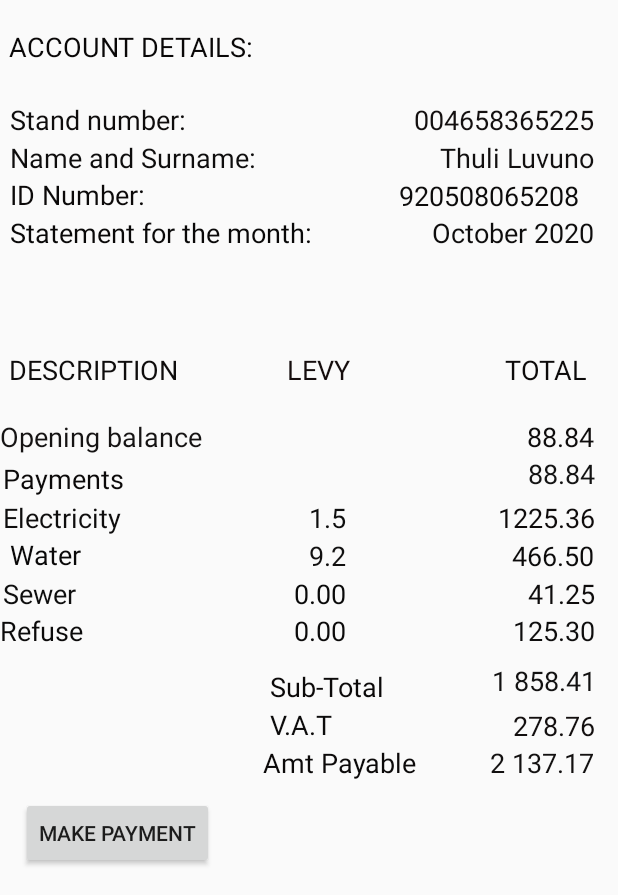
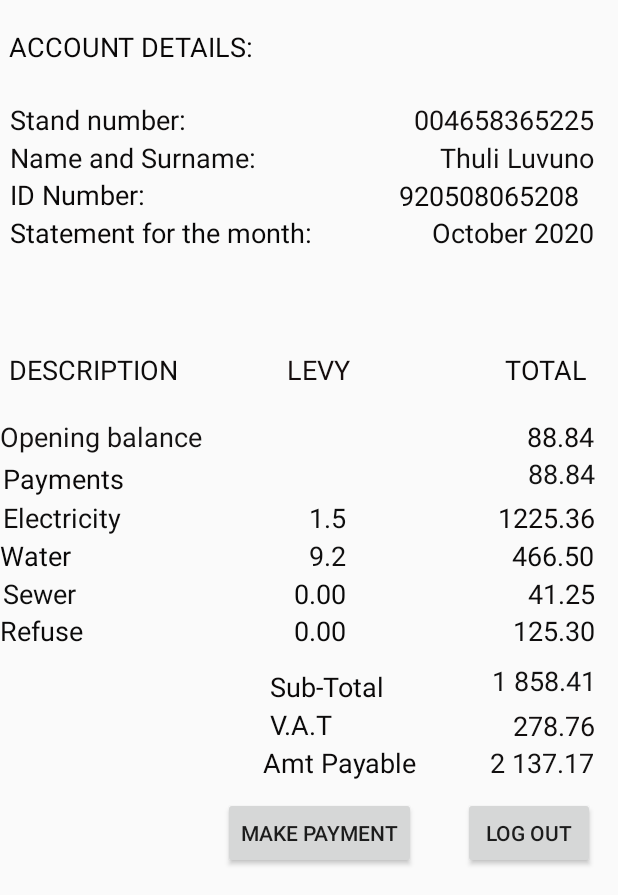
Before and after one commit to Thuli182/Municipal, an Android app: the ActivityConfirmedLogin screen opened directly, with no data from a screen before it, on a phone screen of 412 x 824 dp, the part 341-1236 px from its top. Run offline under Robolectric (Android 15) with nearby library versions, the phone set to English and light mode, and no system bars.

Commit message:
I have added the logout button and tried to rename the buttons according to the screens(activities). I have sent you a document with thesequence of the app.

```diff
--- a/MyApplication/app/src/main/AndroidManifest.xml
+++ b/MyApplication/app/src/main/AndroidManifest.xml
@@ -1,6 +1,7 @@
 <?xml version="1.0" encoding="utf-8"?>
 <manifest xmlns:android="http://schemas.android.com/apk/res/android"
     package="com.example.myapplication">
+
     <uses-permission android:name="android.permission.INTERNET" />
 
     <application
@@ -10,7 +11,8 @@
         android:roundIcon="@mipmap/ic_launcher_round"
         android:supportsRtl="true"
         android:theme="@style/AppTheme">
-        <activity android:name=".ActivityConfirmedLogin"></activity>
+        <activity android:name=".ActivityPayment"></activity>
+        <activity android:name=".ActivityConfirmedLogin" />
         <activity android:name=".ActivityLogIn" />
         <activity android:name=".ConfirmSignIn" />
         <activity android:name=".ActivitySignUp" />
--- a/MyApplication/app/src/main/java/com/example/myapplication/ActivityConfirmedLogin.kt
+++ b/MyApplication/app/src/main/java/com/example/myapplication/ActivityConfirmedLogin.kt
@@ -4,21 +4,20 @@ import android.content.Intent
 import android.net.Uri
 import androidx.appcompat.app.AppCompatActivity
 import android.os.Bundle
-import android.view.View
 import kotlinx.android.synthetic.main.activity_confirmed_login.*
-import kotlinx.android.synthetic.main.activity_log_in.*
 
 class ActivityConfirmedLogin : AppCompatActivity() {
     override fun onCreate(savedInstanceState: Bundle?) {
         super.onCreate(savedInstanceState)
         setContentView(R.layout.activity_confirmed_login)
 
-        btnPayment.setOnClickListener {
+        btnGotoWebsite.setOnClickListener {
             val url = "https://new.easypay.co.za/Home.aspx?REDIout=1"
             val intent = Intent(Intent.ACTION_VIEW)
             intent.data = Uri.parse(url)
             startActivity(intent)
         }
 
+
     }
 }
--- a/MyApplication/app/src/main/java/com/example/myapplication/ActivitySignUp.kt
+++ b/MyApplication/app/src/main/java/com/example/myapplication/ActivitySignUp.kt
@@ -40,7 +40,7 @@ class ActivitySignUp : AppCompatActivity() {
             }
             else
             {
-                Toast.makeText(this, "Input is Reuired",Toast.LENGTH_LONG).show()
+                Toast.makeText(this, "Input is Required",Toast.LENGTH_LONG).show()
             }
         }
 
--- a/MyApplication/app/src/main/java/com/example/myapplication/MainActivity.kt
+++ b/MyApplication/app/src/main/java/com/example/myapplication/MainActivity.kt
@@ -10,13 +10,14 @@ class MainActivity : AppCompatActivity() {
         super.onCreate(savedInstanceState)
         setContentView(R.layout.activity_main)
         val btnSignUp: Button = findViewById(R.id.btnSignIn);
-        val btnLogIn: Button = findViewById(R.id.btnLogIn);
+        val btnGoToLogInScreen: Button = findViewById(R.id.btnGoToLogInScreen);
 
         btnSignUp.setOnClickListener {
             val intent = Intent(this, ActivitySignUp::class.java)
             startActivity(intent)
         }
-        btnLogIn.setOnClickListener {
+
+        btnGoToLogInScreen.setOnClickListener {
             val intent = Intent(this, ActivityLogIn::class.java)
             startActivity(intent)
         }
--- a/MyApplication/app/src/main/res/layout/activity_confirmed_login.xml
+++ b/MyApplication/app/src/main/res/layout/activity_confirmed_login.xml
@@ -242,10 +242,10 @@
         android:textSize="18sp"
         app:layout_constraintBottom_toBottomOf="parent"
         app:layout_constraintEnd_toEndOf="parent"
-        app:layout_constraintHorizontal_bias="0.019"
+        app:layout_constraintHorizontal_bias="0.0"
         app:layout_constraintStart_toStartOf="parent"
         app:layout_constraintTop_toTopOf="parent"
-        app:layout_constraintVertical_bias="0.711" />
+        app:layout_constraintVertical_bias="0.712" />
 
     <TextView
         android:id="@+id/textView27"
@@ -500,13 +500,25 @@
         app:layout_constraintVertical_bias="0.898" />
 
     <Button
-        android:id="@+id/btnPayment"
+        android:id="@+id/btnGotoWebsite"
         android:layout_width="wrap_content"
         android:layout_height="wrap_content"
-        android:text="Make payment"
+        android:text="Make Payment"
         app:layout_constraintBottom_toBottomOf="parent"
         app:layout_constraintEnd_toEndOf="parent"
-        app:layout_constraintHorizontal_bias="0.049"
+        app:layout_constraintHorizontal_bias="0.524"
+        app:layout_constraintStart_toStartOf="parent"
+        app:layout_constraintTop_toTopOf="parent"
+        app:layout_constraintVertical_bias="0.976" />
+
+    <Button
+        android:id="@+id/btnLogOut"
+        android:layout_width="wrap_content"
+        android:layout_height="wrap_content"
+        android:text="Log out"
+        app:layout_constraintBottom_toBottomOf="parent"
+        app:layout_constraintEnd_toEndOf="parent"
+        app:layout_constraintHorizontal_bias="0.953"
         app:layout_constraintStart_toStartOf="parent"
         app:layout_constraintTop_toTopOf="parent"
         app:layout_constraintVertical_bias="0.976" />
--- a/MyApplication/app/src/main/res/layout/activity_main.xml
+++ b/MyApplication/app/src/main/res/layout/activity_main.xml
@@ -45,7 +45,7 @@
         app:srcCompat="@drawable/emalahleni_local_municipality_website__logo" />
 
     <Button
-        android:id="@+id/btnLogIn"
+        android:id="@+id/btnGoToLogInScreen"
         android:layout_width="wrap_content"
         android:layout_height="wrap_content"
         android:text="Log In"
```
Also changed, not shown: MyApplication/app/src/main/java/com/example/myapplication/ActivityPayment.kt (added, +11 -0 lines), MyApplication/app/src/main/res/layout/activity_payment.xml (added, +125 -0 lines), 1 other file.
